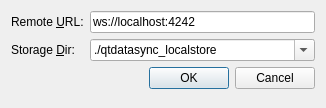
Above: examples/datasync/Example/setupdialog.ui from Skycoder42/QtDataSync before the change. Below: the same form after it.
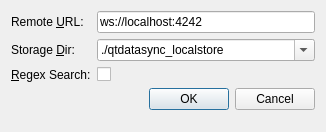
That is the form after the change.

Patch:
```diff
--- a/examples/datasync/Example/setupdialog.ui
+++ b/examples/datasync/Example/setupdialog.ui
@@ -7,7 +7,7 @@
     <x>0</x>
     <y>0</y>
     <width>326</width>
-    <height>108</height>
+    <height>132</height>
    </rect>
   </property>
   <property name="windowTitle">
@@ -54,7 +54,20 @@
      </property>
     </widget>
    </item>
-   <item row="2" column="0" colspan="2">
+   <item row="2" column="0">
+    <widget class="QLabel" name="regexSearchLabel">
+     <property name="text">
+      <string>&amp;Regex Search:</string>
+     </property>
+     <property name="buddy">
+      <cstring>regexSearchCheckBox</cstring>
+     </property>
+    </widget>
+   </item>
+   <item row="2" column="1">
+    <widget class="QCheckBox" name="regexSearchCheckBox"/>
+   </item>
+   <item row="3" column="0" colspan="2">
     <widget class="QDialogButtonBox" name="buttonBox">
      <property name="orientation">
       <enum>Qt::Horizontal</enum>
```
